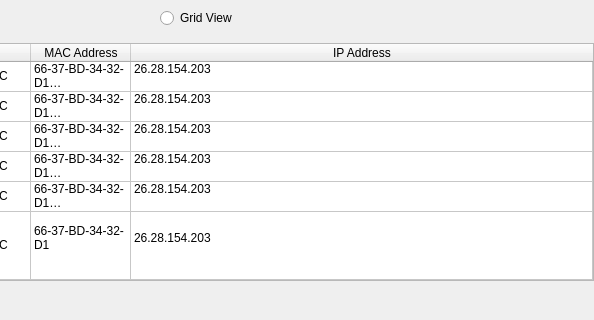
The window that src/ui/Video/Video.ui (komodo6/AVERT) describes before a commit, drawn with Qt 5; both pictures show x 281 to 875 and y 0 to 320 of the 875 by 600 pixel window.
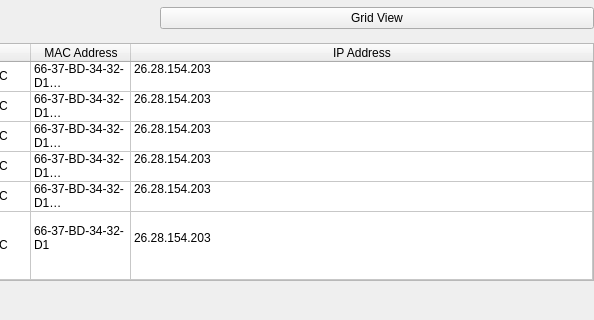
The same window after the commit.

Commit message: Cleaned up video view

The edit to the form file:
```diff
--- a/src/ui/Video/Video.ui
+++ b/src/ui/Video/Video.ui
@@ -52,7 +52,7 @@
        </widget>
       </item>
       <item>
-       <widget class="QRadioButton" name="radioButton">
+       <widget class="QPushButton" name="gridViewBTN">
         <property name="text">
          <string>Grid View</string>
         </property>
```
The commit also changes 3 other files.
